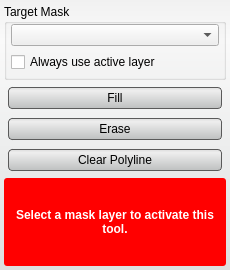
First picture: the form in src/Interface/ToolInterface/PolylineToolInterface.ui, repository SCIInstitute/Seg3D, before the edit.
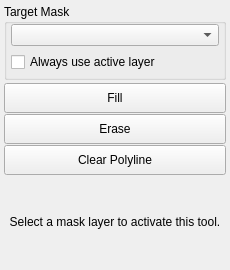
Second picture: the form after the edit. Custom widgets are drawn as their Qt base class.

Patch:
```diff
--- a/src/Interface/ToolInterface/PolylineToolInterface.ui
+++ b/src/Interface/ToolInterface/PolylineToolInterface.ui
@@ -19,33 +19,6 @@
   <property name="windowTitle">
    <string>Polyline Tool</string>
   </property>
-  <property name="styleSheet">
-   <string notr="true">QWidget#PolylineToolInterface{
-  border-radius: 3px;
-  background-color: qlineargradient(spread:pad, x1:0.5, y1:0, x2:0.5, y2:0.960227, stop:0 rgba(241, 241, 241, 255), stop:0.155779 rgba(250, 250, 250, 255), stop:1 rgba(222, 224, 224, 255));       
-}
-
-QPushButton{
-  background-color: qlineargradient(spread:pad, x1:0.5, y1:0, x2:0.5, y2:0.960227, stop:0 rgba(221, 221, 221, 255), stop:0.155779 rgba(238, 238, 238, 255), stop:1 rgba(192, 194, 194, 255));
-  border-radius: 4px;
-  border: 1px solid rgb(90, 90, 90);
-  margin:4px;
-}
-
-QPushButton:hover{
-  background-color: qlineargradient(spread:pad, x1:0.5, y1:0, x2:0.5, y2:1, stop:0 rgba(195, 195, 195, 255), stop:0.253769 rgba(206, 206, 206, 255), stop:1 rgba(185, 185, 185, 255));
-  border-radius: 4px;
-  border: 1px solid rgb(90, 90, 90);
-  margin:4px;
-}
-
-QPushButton:pressed{
-  background-color: qlineargradient(spread:pad, x1:0.5, y1:0, x2:0.5, y2:1, stop:0 rgba(150, 150, 150, 255), stop:0.753769 rgba(206, 206, 206, 255), stop:1 rgba(185, 185, 185, 255));
-  border-radius: 4px;
-  border: 1px solid rgb(90, 90, 90);
-  margin:4px;
-}</string>
-  </property>
   <layout class="QVBoxLayout" name="verticalLayout_2">
    <property name="spacing">
     <number>2</number>
@@ -195,17 +168,6 @@
        <height>32</height>
       </size>
      </property>
-     <property name="styleSheet">
-      <string notr="true">QLabel#message_{
-  color: white;
-  font: bold;
-}
-
-QWidget#message_alert_{
-  border-radius: 3px;
-  background-color: red;
-}</string>
-     </property>
      <layout class="QHBoxLayout" name="horizontalLayout_4">
       <property name="spacing">
        <number>0</number>
```
